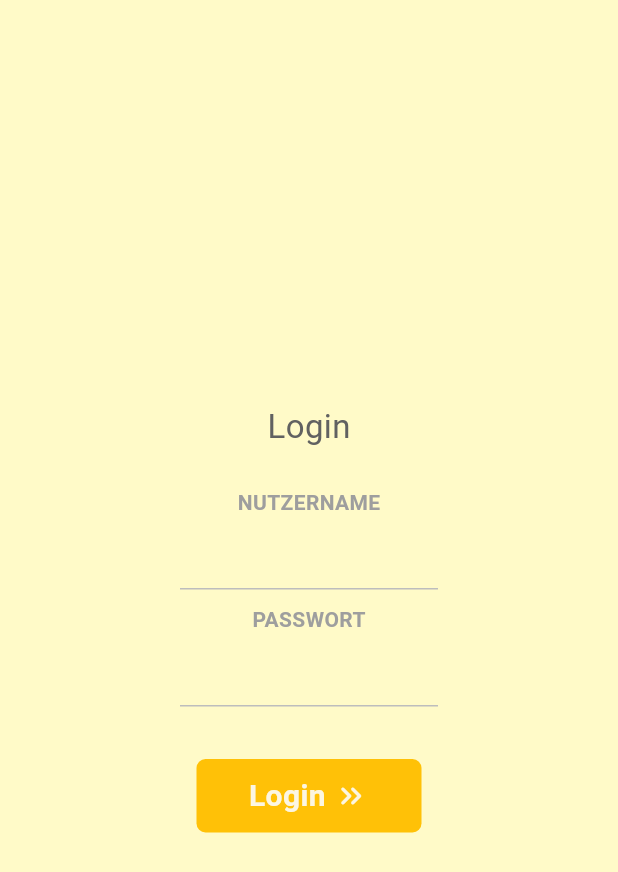
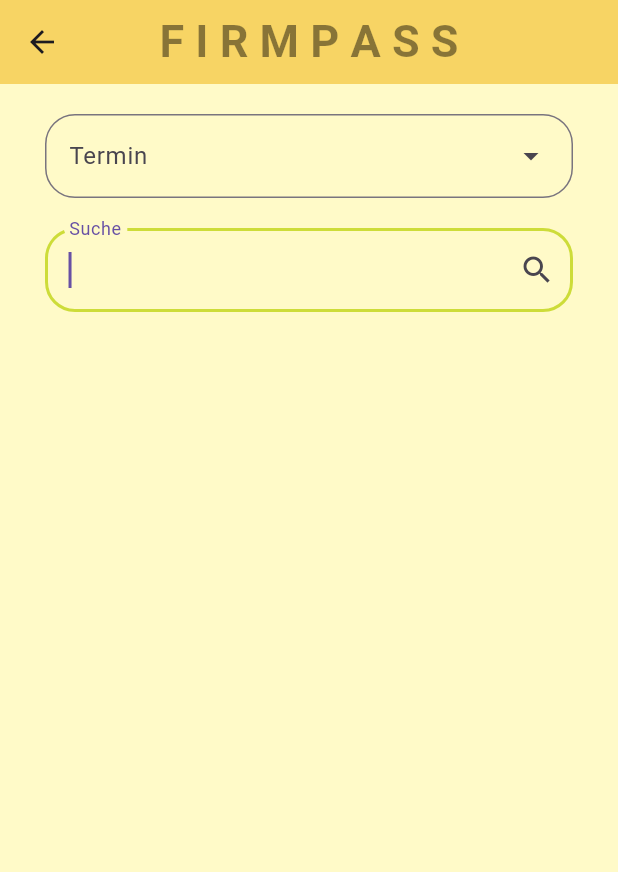
Before and after one commit to michaelackstaller/firmpass01, a Flutter app: the BarcodeScannerSimple screen opened by its route, after a tap on the "search" icon, on a phone screen of 412 x 824 dp. Shown: the top 872 px of the screen. Run offline on Flutter 3.47's test engine with Material 3 defaults, Android fonts, the phone set to English and light mode, and no system bars; our stand-ins replace google_nav_bar, qr_flutter; missing offline and left inert: mobile_scanner.

Commit message:
manuelle suche erweitert

```diff
--- a/lib/main.dart
+++ b/lib/main.dart
@@ -1,3 +1,4 @@
+import 'package:firmpass/screens/manualSearch_Page.dart';
 import 'package:firmpass/screens/pageNavigator.dart';
 import 'package:firmpass/screens/home_screen.dart';
 import 'package:firmpass/screens/loading_screen.dart';
@@ -21,7 +22,7 @@
       ]);
     return MaterialApp(
 
-      title: 'Flutter Demo',
+      title: 'Firmpass',
       home: LoginPage(),
 
       routes: {
@@ -30,6 +31,7 @@
         '/loading_screen': (context) => LoadingScreen(),
         '/qr_scanner_screen':(context) => BarcodeScannerSimple(),
         '/pageNavigator':(context) => PageNavigator(),
+        '/manualSearch_screen':(context) => ManualSearchPage(),
       },
     );
   }
--- a/lib/screens/home_screen.dart
+++ b/lib/screens/home_screen.dart
@@ -33,14 +33,16 @@
                     mainAxisAlignment: MainAxisAlignment.center,
                     children: [
                       const SizedBox(
-                        width: 15,
+                        width: 40,
                       ),
+                      const Icon(Icons.arrow_downward_rounded),
                       const Text(
                         "Deine ID",
                         style: TextStyle(
                           fontSize: 30,
                         ),
                       ),
+                      const Icon(Icons.arrow_downward_rounded),
                       IconButton(
                           onPressed: () {
                             if (!help) {
@@ -52,10 +54,11 @@
                             }
                           },
                           icon: !help
-                              ? const Icon(Icons.help_outline_rounded)
-                              : const Icon(Icons.check_circle_outline_rounded))
+                              ? const Icon(Icons.help_outline_rounded, color: Colors.grey)
+                              : const Icon(Icons.check_circle_outline_rounded, color: Colors.grey,))
                     ],
                   ),
+                  const SizedBox(height: 10,),
                   Stack(alignment: Alignment(0, 0), children: [
                     QrImageView(
                       data: "https://www.youtube.com/watch?v=dQw4w9WgXcQ",
--- /dev/null
+++ b/lib/screens/manualSearch_Page.dart
@@ -0,0 +1,64 @@
+import 'package:flutter/material.dart';
+
+class ManualSearchPage extends StatefulWidget {
+  const ManualSearchPage({super.key});
+
+  @override
+  State<ManualSearchPage> createState() => _ManualSearchPageState();
+}
+
+class _ManualSearchPageState extends State<ManualSearchPage> {
+  List<DropdownMenuEntry<dynamic>> entries = [
+    DropdownMenuEntry(value: Colors.amber, label: "Test"),
+    DropdownMenuEntry(value: "tet", label: "amber")
+  ];
+  @override
+  Widget build(BuildContext context) {
+    return Scaffold(
+      appBar: AppBar(
+        backgroundColor: const Color.fromARGB(255, 247, 212, 100),
+        centerTitle: true,
+        title: const Text(
+          "F I R M P A S S",
+          style: TextStyle(
+              fontSize: 30, fontWeight: FontWeight.bold, color: Colors.black45),
+        ),
+      ),
+      backgroundColor: const Color.fromARGB(255, 255, 250, 200),
+      body: Padding(
+        padding: const EdgeInsets.symmetric(horizontal: 30, vertical: 20),
+        child: Column(
+          children: [
+            DropdownMenu(
+              expandedInsets: EdgeInsets.symmetric(horizontal: 0),
+              dropdownMenuEntries: entries,
+              hintText: "Termin",
+              inputDecorationTheme: InputDecorationTheme(
+                border: OutlineInputBorder(
+                    borderRadius: BorderRadius.circular(20),
+                    borderSide: const BorderSide(color: Colors.lime)),
+              ),
+            ),
+            const SizedBox(
+              height: 20,
+            ),
+            TextField(
+              autofocus: true,
+              keyboardType: TextInputType.name,
+              decoration: InputDecoration(
+                  border: OutlineInputBorder(
+                      borderRadius: BorderRadius.circular(20)),
+                  labelText: "Suche",
+                  focusColor: Colors.amber,
+                  suffixIcon: const Icon(Icons.search),
+                  focusedBorder: OutlineInputBorder(
+                      borderSide:
+                          const BorderSide(color: Colors.lime, width: 2),
+                      borderRadius: BorderRadius.circular(20))),
+            ),
+          ],
+        ),
+      ),
+    );
+  }
+}
--- a/lib/screens/qr_scanner_screen.dart
+++ b/lib/screens/qr_scanner_screen.dart
@@ -85,7 +85,7 @@
             child: FloatingActionButton(
               backgroundColor: Colors.amber,
               onPressed: () => Navigator.pushNamed(
-                  context, '/login_screen'), //TODO manual search_page
+                  context, '/manualSearch_screen'), //TODO manual search_page
               child: const Icon(Icons.search_outlined),
             ),
           ),
@@ -117,6 +117,9 @@
                       ? () => {
                             checkedCodes.clear(),
                             checkCounter = 0,
+                            setState(() {
+
+                            })
                           }
                       : null,
                 ),
```
